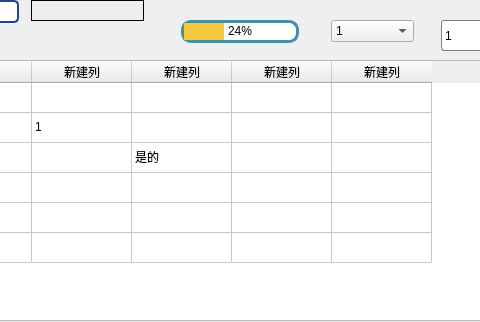
Old version of the form KCTS/KCTS Project/demo/test.ui in the repository learniuH/work; both pictures show x 559 to 1039 and y 0 to 322 of the 1213 by 322 pixel window.
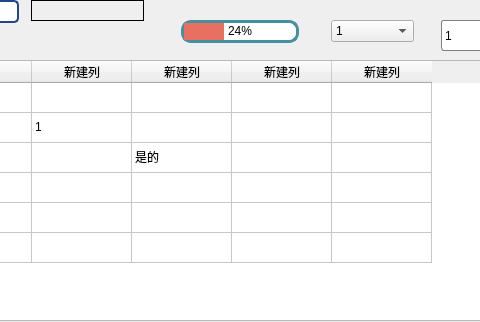
New version of the form. Icons and pictures are not drawn.

Patch:
```diff
--- a/KCTS/KCTS Project/demo/test.ui
+++ b/KCTS/KCTS Project/demo/test.ui
@@ -597,7 +597,7 @@
 }
 
 QProgressBar::chunk {
-    background-color: #f5c93d;
+    background-color: #e77060;
     width: 20px;
 }</string>
    </property>
```
